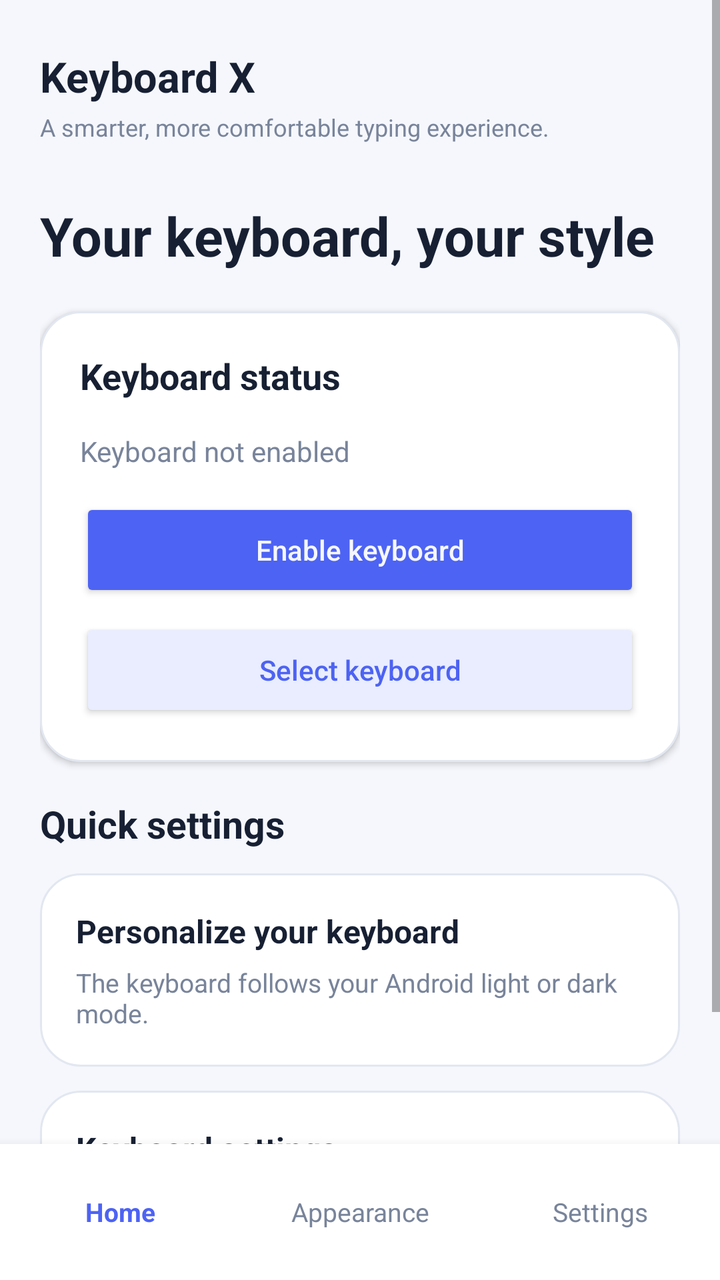
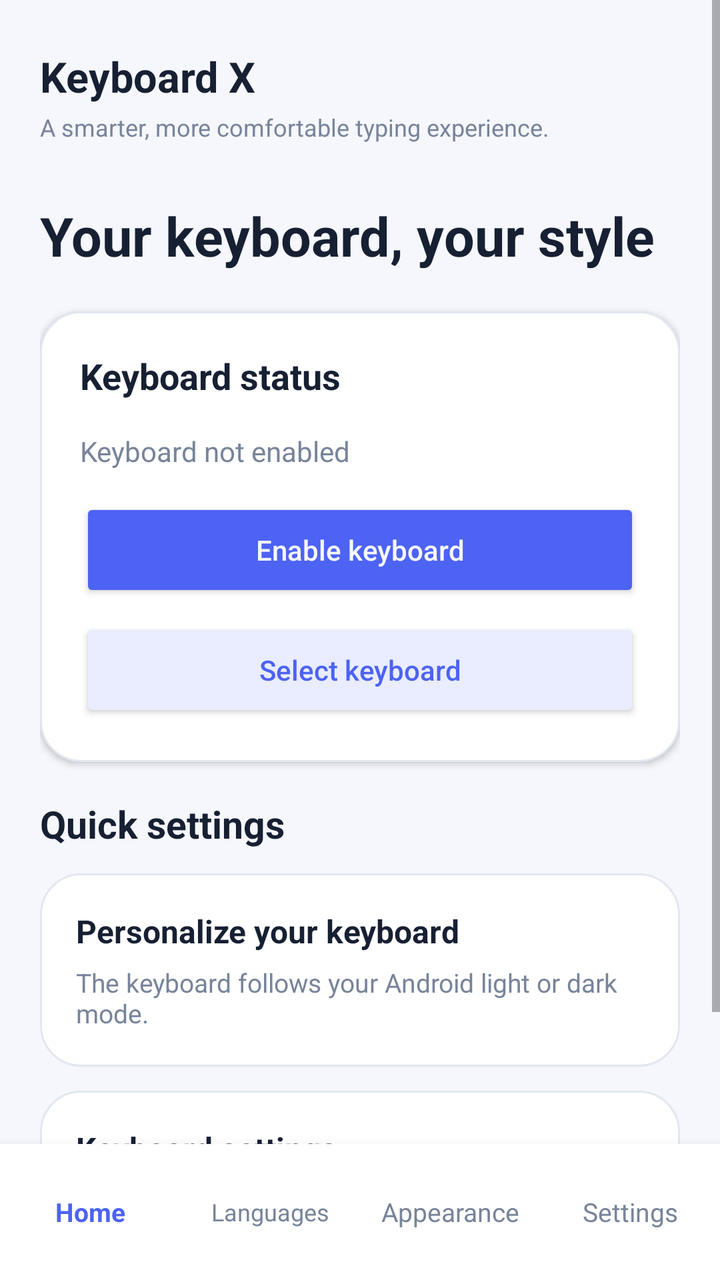

The first picture is an Android layout as it rendered before a commit; the second is the same layout after the commit. The layout source and the unified diff follow.
<!-- AndroidManifest.xml: activity theme Theme.KeyboardX -->
<!-- res/layout/activity_main.xml -->
<?xml version="1.0" encoding="utf-8"?>
<LinearLayout xmlns:android="http://schemas.android.com/apk/res/android"
    android:id="@+id/mainRoot"
    android:layout_width="match_parent"
    android:layout_height="match_parent"
    android:orientation="vertical"
    android:background="@color/app_background"
    android:layoutDirection="locale">

    <ScrollView
        android:layout_width="match_parent"
        android:layout_height="0dp"
        android:layout_weight="1"
        android:fillViewport="true"
        android:clipToPadding="false">

        <LinearLayout
            android:layout_width="match_parent"
            android:layout_height="wrap_content"
            android:orientation="vertical"
            android:paddingStart="20dp"
            android:paddingEnd="20dp"
            android:paddingTop="24dp"
            android:paddingBottom="20dp">

            
            <LinearLayout
                android:layout_width="match_parent"
                android:layout_height="wrap_content"
                android:gravity="center_vertical"
                android:orientation="horizontal"
                android:layout_marginBottom="28dp">

                <LinearLayout
                    android:layout_width="0dp"
                    android:layout_height="wrap_content"
                    android:layout_weight="1"
                    android:orientation="vertical">

                    <TextView
                        android:layout_width="wrap_content"
                        android:layout_height="wrap_content"
                        android:text="@string/app_name"
                        android:textColor="@color/app_text_primary"
                        android:textSize="21sp"
                        android:textStyle="bold" />

                    <TextView
                        android:layout_width="wrap_content"
                        android:layout_height="wrap_content"
                        android:text="@string/home_subtitle"
                        android:textColor="@color/app_text_secondary"
                        android:textSize="12sp"
                        android:layout_marginTop="3dp" />
                </LinearLayout>
            </LinearLayout>

            
            <LinearLayout
                android:id="@+id/homeScreen"
                android:layout_width="match_parent"
                android:layout_height="wrap_content"
                android:orientation="vertical"
                android:visibility="visible">

                <TextView
                    android:layout_width="match_parent"
                    android:layout_height="wrap_content"
                    android:text="@string/home_greeting"
                    android:textColor="@color/app_text_primary"
                    android:textSize="27sp"
                    android:textStyle="bold"
                    android:layout_marginBottom="20dp" />

                
                <LinearLayout
                    android:layout_width="match_parent"
                    android:layout_height="wrap_content"
                    android:orientation="vertical"
                    android:padding="20dp"
                    android:background="@drawable/app_card_background"
                    android:elevation="2dp"
                    android:layout_marginBottom="18dp">

                    <TextView
                        android:layout_width="match_parent"
                        android:layout_height="wrap_content"
                        android:text="@string/keyboard_status_title"
                        android:textColor="@color/app_text_primary"
                        android:textSize="18sp"
                        android:textStyle="bold"
                        android:layout_marginBottom="16dp" />

                    <TextView
                        android:id="@+id/keyboardEnabledStatus"
                        android:layout_width="match_parent"
                        android:layout_height="wrap_content"
                        android:text="@string/keyboard_not_enabled"
                        android:textColor="@color/app_text_secondary"
                        android:textSize="14sp"
                        android:layout_marginBottom="14dp" />

                    <Button
                        android:id="@+id/enableKeyboardButton"
                        android:layout_width="match_parent"
                        android:layout_height="52dp"
                        android:text="@string/enable_keyboard"
                        android:textAllCaps="false"
                        android:textColor="@color/app_background"
                        android:backgroundTint="@color/app_accent" />

                    <Button
                        android:id="@+id/selectKeyboardButton"
                        android:layout_width="match_parent"
                        android:layout_height="52dp"
                        android:layout_marginTop="8dp"
                        android:text="@string/select_keyboard"
                        android:textAllCaps="false"
                        android:textColor="@color/app_accent"
                        android:backgroundTint="@color/app_accent_soft" />
                </LinearLayout>

                
                <TextView
                    android:layout_width="match_parent"
                    android:layout_height="wrap_content"
                    android:text="@string/quick_settings"
                    android:textColor="@color/app_text_primary"
                    android:textSize="19sp"
                    android:textStyle="bold"
                    android:layout_marginBottom="12dp" />

                <LinearLayout
                    android:id="@+id/homeAppearanceShortcut"
                    android:layout_width="match_parent"
                    android:layout_height="wrap_content"
                    android:orientation="vertical"
                    android:padding="18dp"
                    android:background="@drawable/app_card_background"
                    android:clickable="true"
                    android:focusable="true"
                    android:layout_marginBottom="12dp">

                    <TextView
                        android:layout_width="match_parent"
                        android:layout_height="wrap_content"
                        android:text="@string/appearance_title"
                        android:textColor="@color/app_text_primary"
                        android:textSize="16sp"
                        android:textStyle="bold" />

                    <TextView
                        android:layout_width="match_parent"
                        android:layout_height="wrap_content"
                        android:text="@string/system_theme_description"
                        android:textColor="@color/app_text_secondary"
                        android:textSize="13sp"
                        android:layout_marginTop="6dp" />
                </LinearLayout>

                <LinearLayout
                    android:id="@+id/homeSettingsShortcut"
                    android:layout_width="match_parent"
                    android:layout_height="wrap_content"
                    android:orientation="vertical"
                    android:padding="18dp"
                    android:background="@drawable/app_card_background"
                    android:clickable="true"
                    android:focusable="true">

                    <TextView
                        android:layout_width="match_parent"
                        android:layout_height="wrap_content"
                        android:text="@string/settings_title"
                        android:textColor="@color/app_text_primary"
                        android:textSize="16sp"
                        android:textStyle="bold" />

                    <TextView
                        android:layout_width="match_parent"
                        android:layout_height="wrap_content"
                        android:text="@string/sound_description"
                        android:textColor="@color/app_text_secondary"
                        android:textSize="13sp"
                        android:layout_marginTop="6dp" />
                </LinearLayout>
            </LinearLayout>

            
            <LinearLayout
                android:id="@+id/appearanceScreen"
                android:layout_width="match_parent"
                android:layout_height="wrap_content"
                android:orientation="vertical"
                android:visibility="gone">

                <TextView
                    android:layout_width="match_parent"
                    android:layout_height="wrap_content"
                    android:text="@string/appearance_title"
                    android:textColor="@color/app_text_primary"
                    android:textSize="26sp"
                    android:textStyle="bold"
                    android:layout_marginBottom="8dp" />

                <TextView
                    android:layout_width="match_parent"
                    android:layout_height="wrap_content"
                    android:text="@string/appearance_subtitle"
                    android:textColor="@color/app_text_secondary"
                    android:textSize="14sp"
                    android:layout_marginBottom="22dp" />

                <LinearLayout
                    android:layout_width="match_parent"
                    android:layout_height="wrap_content"
                    android:orientation="vertical"
                    android:padding="18dp"
                    android:background="@drawable/app_card_background"
                    android:layout_marginBottom="12dp">

                    <TextView
                        android:layout_width="match_parent"
                        android:layout_height="wrap_content"
                        android:text="@string/system_theme_title"
                        android:textColor="@color/app_text_primary"
                        android:textSize="16sp"
                        android:textStyle="bold" />

                    <TextView
                        android:layout_width="match_parent"
                        android:layout_height="wrap_content"
                        android:text="@string/system_theme_description"
                        android:textColor="@color/app_text_secondary"
                        android:textSize="13sp"
                        android:layout_marginTop="6dp" />
                </LinearLayout>

                <LinearLayout
                    android:id="@+id/keyboardBackgroundOption"
                    android:layout_width="match_parent"
                    android:layout_height="wrap_content"
                    android:orientation="vertical"
                    android:padding="18dp"
                    android:background="@drawable/app_card_background">

                    <TextView
                        android:layout_width="match_parent"
                        android:layout_height="wrap_content"
                        android:text="@string/keyboard_background_title"
                        android:textColor="@color/app_text_primary"
                        android:textSize="16sp"
                        android:textStyle="bold" />

                    <TextView
                        android:layout_width="match_parent"
                        android:layout_height="wrap_content"
                        android:text="@string/keyboard_background_description"
                        android:textColor="@color/app_text_secondary"
                        android:textSize="13sp"
                        android:layout_marginTop="6dp" />
                </LinearLayout>
            </LinearLayout>

            
            <LinearLayout
                android:id="@+id/settingsScreen"
                android:layout_width="match_parent"
                android:layout_height="wrap_content"
                android:orientation="vertical"
                android:visibility="gone">

                <TextView
                    android:layout_width="match_parent"
                    android:layout_height="wrap_content"
                    android:text="@string/settings_title"
                    android:textColor="@color/app_text_primary"
                    android:textSize="26sp"
                    android:textStyle="bold"
                    android:layout_marginBottom="8dp" />

                <TextView
                    android:layout_width="match_parent"
                    android:layout_height="wrap_content"
                    android:text="@string/settings_subtitle"
                    android:textColor="@color/app_text_secondary"
                    android:textSize="14sp"
                    android:layout_marginBottom="22dp" />

                <LinearLayout
                    android:layout_width="match_parent"
                    android:layout_height="wrap_content"
                    android:orientation="vertical"
                    android:padding="18dp"
                    android:background="@drawable/app_card_background"
                    android:layout_marginBottom="12dp">

                    <TextView
                        android:layout_width="match_parent"
                        android:layout_height="wrap_content"
                        android:text="@string/sound_title"
                        android:textColor="@color/app_text_primary"
                        android:textSize="16sp"
                        android:textStyle="bold" />

                    <TextView
                        android:id="@+id/soundStatus"
                        android:layout_width="match_parent"
                        android:layout_height="wrap_content"
                        android:text="@string/sound_disabled"
                        android:textColor="@color/app_text_secondary"
                        android:textSize="13sp"
                        android:layout_marginTop="6dp" />

                    <Button
                        android:id="@+id/soundToggleButton"
                        android:layout_width="match_parent"
                        android:layout_height="48dp"
                        android:layout_marginTop="12dp"
                        android:text="@string/sound_title"
                        android:textAllCaps="false"
                        android:textColor="@color/app_accent"
                        android:backgroundTint="@color/app_accent_soft" />
                </LinearLayout>

                <LinearLayout
                    android:layout_width="match_parent"
                    android:layout_height="wrap_content"
                    android:orientation="vertical"
                    android:padding="18dp"
                    android:background="@drawable/app_card_background"
                    android:layout_marginBottom="12dp">

                    <TextView
                        android:layout_width="match_parent"
                        android:layout_height="wrap_content"
                        android:text="@string/language_title"
                        android:textColor="@color/app_text_primary"
                        android:textSize="16sp"
                        android:textStyle="bold" />

                    <TextView
                        android:layout_width="match_parent"
                        android:layout_height="wrap_content"
                        android:text="@string/language_description"
                        android:textColor="@color/app_text_secondary"
                        android:textSize="13sp"
                        android:layout_marginTop="6dp" />
                </LinearLayout>

                <LinearLayout
                    android:layout_width="match_parent"
                    android:layout_height="wrap_content"
                    android:orientation="vertical"
                    android:padding="18dp"
                    android:background="@drawable/app_card_background">

                    <TextView
                        android:layout_width="match_parent"
                        android:layout_height="wrap_content"
                        android:text="@string/about_title"
                        android:textColor="@color/app_text_primary"
                        android:textSize="16sp"
                        android:textStyle="bold" />

                    <TextView
                        android:layout_width="match_parent"
                        android:layout_height="wrap_content"
                        android:text="@string/version_label"
                        android:textColor="@color/app_text_secondary"
                        android:textSize="13sp"
                        android:layout_marginTop="6dp" />

                    <TextView
                        android:layout_width="wrap_content"
                        android:layout_height="wrap_content"
                        android:text="0.1.0"
                        android:textColor="@color/app_accent"
                        android:textSize="14sp"
                        android:textStyle="bold"
                        android:layout_marginTop="4dp" />
                </LinearLayout>
            </LinearLayout>
        </LinearLayout>
    </ScrollView>

    
    <LinearLayout
        android:id="@+id/bottomNavigation"
        android:layout_width="match_parent"
        android:layout_height="68dp"
        android:orientation="horizontal"
        android:gravity="center"
        android:background="@color/app_surface"
        android:elevation="8dp">

        <TextView
            android:id="@+id/navHome"
            android:layout_width="0dp"
            android:layout_height="match_parent"
            android:layout_weight="1"
            android:gravity="center"
            android:text="@string/nav_home"
            android:textColor="@color/app_accent"
            android:textSize="13sp"
            android:textStyle="bold"
            android:clickable="true"
            android:focusable="true" />

        <TextView
            android:id="@+id/navAppearance"
            android:layout_width="0dp"
            android:layout_height="match_parent"
            android:layout_weight="1"
            android:gravity="center"
            android:text="@string/nav_appearance"
            android:textColor="@color/app_text_secondary"
            android:textSize="13sp"
            android:clickable="true"
            android:focusable="true" />

        <TextView
            android:id="@+id/navSettings"
            android:layout_width="0dp"
            android:layout_height="match_parent"
            android:layout_weight="1"
            android:gravity="center"
            android:text="@string/nav_settings"
            android:textColor="@color/app_text_secondary"
            android:textSize="13sp"
            android:clickable="true"
            android:focusable="true" />
    </LinearLayout>

</LinearLayout>
<!-- resources referenced by this layout -->
<resources>
  <color name="app_accent">#FF4D63F3</color>
  <color name="app_accent_soft">#FFE9EDFF</color>
  <color name="app_background">#FFF5F7FC</color>
  <color name="app_surface">#FFFFFFFF</color>
  <color name="app_text_primary">#FF172033</color>
  <color name="app_text_secondary">#FF78849A</color>
  <!-- drawable app_card_background (drawable) -->
  <?xml version="1.0" encoding="utf-8"?>
  <shape xmlns:android="http://schemas.android.com/apk/res/android"
      android:shape="rectangle">
  
      <solid android:color="@color/app_surface" />
  
      <stroke
          android:width="1dp"
          android:color="@color/app_card_border" />
  
      <corners android:radius="20dp" />
  
      <padding
          android:left="0dp"
          android:top="0dp"
          android:right="0dp"
          android:bottom="0dp" />
  
  </shape>
  <string name="about_title">About Keyboard X</string>
  <string name="app_name">Keyboard X</string>
  <string name="appearance_subtitle">Make your typing experience feel like yours.</string>
  <string name="appearance_title">Personalize your keyboard</string>
  <string name="enable_keyboard">Enable keyboard</string>
  <string name="home_greeting">Your keyboard, your style</string>
  <string name="home_subtitle">A smarter, more comfortable typing experience.</string>
  <string name="keyboard_background_description">Manage the keyboard background.</string>
  <string name="keyboard_background_title">Keyboard background</string>
  <string name="keyboard_not_enabled">Keyboard not enabled</string>
  <string name="keyboard_status_title">Keyboard status</string>
  <string name="language_description">Arabic and English keyboard layouts.</string>
  <string name="language_title">Languages</string>
  <string name="nav_appearance">Appearance</string>
  <string name="nav_home">Home</string>
  <string name="nav_settings">Settings</string>
  <string name="quick_settings">Quick settings</string>
  <string name="select_keyboard">Select keyboard</string>
  <string name="settings_subtitle">Control how your keyboard behaves.</string>
  <string name="settings_title">Keyboard settings</string>
  <string name="sound_description">Play a sound when you press a key.</string>
  <string name="sound_disabled">Sound off</string>
  <string name="sound_title">Keypress sound</string>
  <string name="system_theme_description">The keyboard follows your Android light or dark mode.</string>
  <string name="system_theme_title">System theme</string>
  <string name="version_label">Version</string>
  <style name="Theme.KeyboardX" parent="Theme.AppCompat.DayNight.NoActionBar">
          <item name="colorPrimary">@color/purple_500</item>
          <item name="colorPrimaryDark">@color/purple_700</item>
          <item name="colorAccent">@color/teal_200</item>
          <item name="android:windowLightStatusBar">false</item>
          <item name="android:statusBarColor">@color/app_status_bar</item>
          <item name="android:navigationBarColor">@color/app_navigation_bar</item>
      </style>
  <color name="app_card_border">#FFE2E7F0</color>
  <color name="purple_500">#FF6200EE</color>
  <color name="purple_700">#FF3700B3</color>
  <color name="teal_200">#FF03DAC5</color>
  <color name="app_status_bar">#FFF5F7FC</color>
  <color name="app_navigation_bar">#FFFFFFFF</color>
</resources>

<!-- the commit's change to res/layout/activity_main.xml (unified diff, before → after) -->
@@ -186,6 +186,81 @@
                 </LinearLayout>
             </LinearLayout>
 
+            
+            <LinearLayout
+                android:id="@+id/languagesScreen"
+                android:layout_width="match_parent"
+                android:layout_height="wrap_content"
+                android:orientation="vertical"
+                android:visibility="gone">
+
+                <TextView
+                    android:layout_width="match_parent"
+                    android:layout_height="wrap_content"
+                    android:text="@string/language_title"
+                    android:textColor="@color/app_text_primary"
+                    android:textSize="26sp"
+                    android:textStyle="bold"
+                    android:layout_marginBottom="8dp" />
+
+                <TextView
+                    android:layout_width="match_parent"
+                    android:layout_height="wrap_content"
+                    android:text="@string/language_description"
+                    android:textColor="@color/app_text_secondary"
+                    android:textSize="14sp"
+                    android:layout_marginBottom="22dp" />
+
+                <LinearLayout
+                    android:layout_width="match_parent"
+                    android:layout_height="wrap_content"
+                    android:orientation="vertical"
+                    android:padding="18dp"
+                    android:background="@drawable/app_card_background"
+                    android:layout_marginBottom="12dp">
+
+                    <TextView
+                        android:layout_width="match_parent"
+                        android:layout_height="wrap_content"
+                        android:text="العربية"
+                        android:textColor="@color/app_text_primary"
+                        android:textSize="17sp"
+                        android:textStyle="bold" />
+
+                    <TextView
+                        android:layout_width="match_parent"
+                        android:layout_height="wrap_content"
+                        android:text="Arabic"
+                        android:textColor="@color/app_text_secondary"
+                        android:textSize="13sp"
+                        android:layout_marginTop="4dp" />
+                </LinearLayout>
+
+                <LinearLayout
+                    android:layout_width="match_parent"
+                    android:layout_height="wrap_content"
+                    android:orientation="vertical"
+                    android:padding="18dp"
+                    android:background="@drawable/app_card_background">
+
+                    <TextView
+                        android:layout_width="match_parent"
+                        android:layout_height="wrap_content"
+                        android:text="English"
+                        android:textColor="@color/app_text_primary"
+                        android:textSize="17sp"
+                        android:textStyle="bold" />
+
+                    <TextView
+                        android:layout_width="match_parent"
+                        android:layout_height="wrap_content"
+                        android:text="English language"
+                        android:textColor="@color/app_text_secondary"
+                        android:textSize="13sp"
+                        android:layout_marginTop="4dp" />
+                </LinearLayout>
+            </LinearLayout>
+            
             
             <LinearLayout
                 android:id="@+id/appearanceScreen"
@@ -408,6 +483,18 @@
             android:focusable="true" />
 
         <TextView
+            android:id="@+id/navLanguages"
+            android:layout_width="0dp"
+            android:layout_height="match_parent"
+            android:layout_weight="1"
+            android:gravity="center"
+            android:text="@string/language_title"
+            android:textColor="@color/app_text_secondary"
+            android:textSize="12sp"
+            android:clickable="true"
+            android:focusable="true" />
+
+        <TextView
             android:id="@+id/navAppearance"
             android:layout_width="0dp"
             android:layout_height="match_parent"
